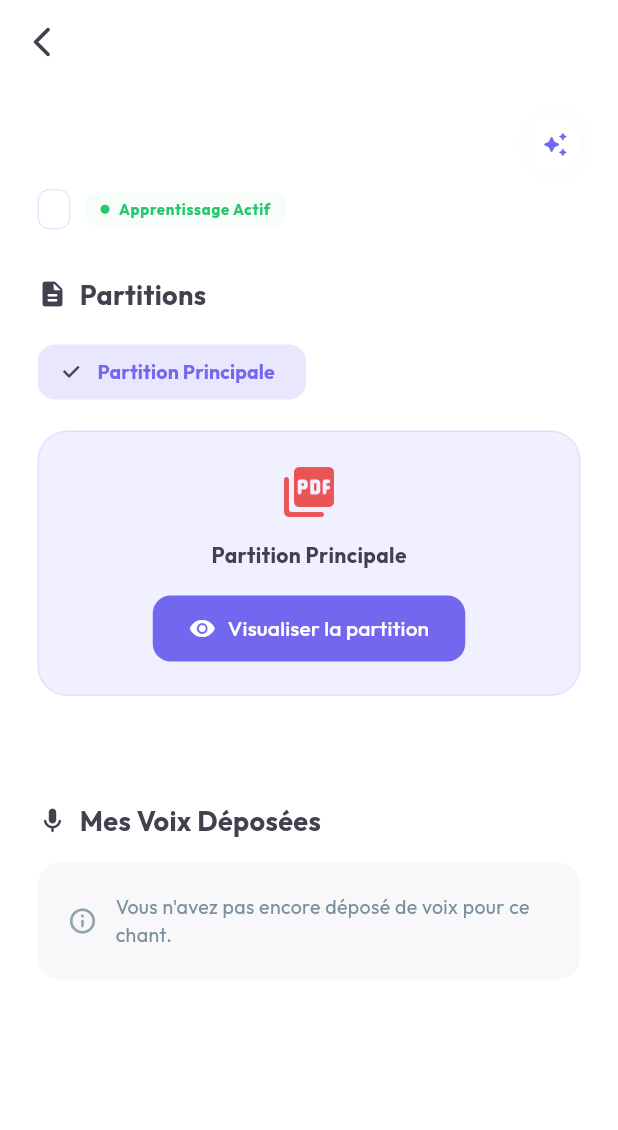
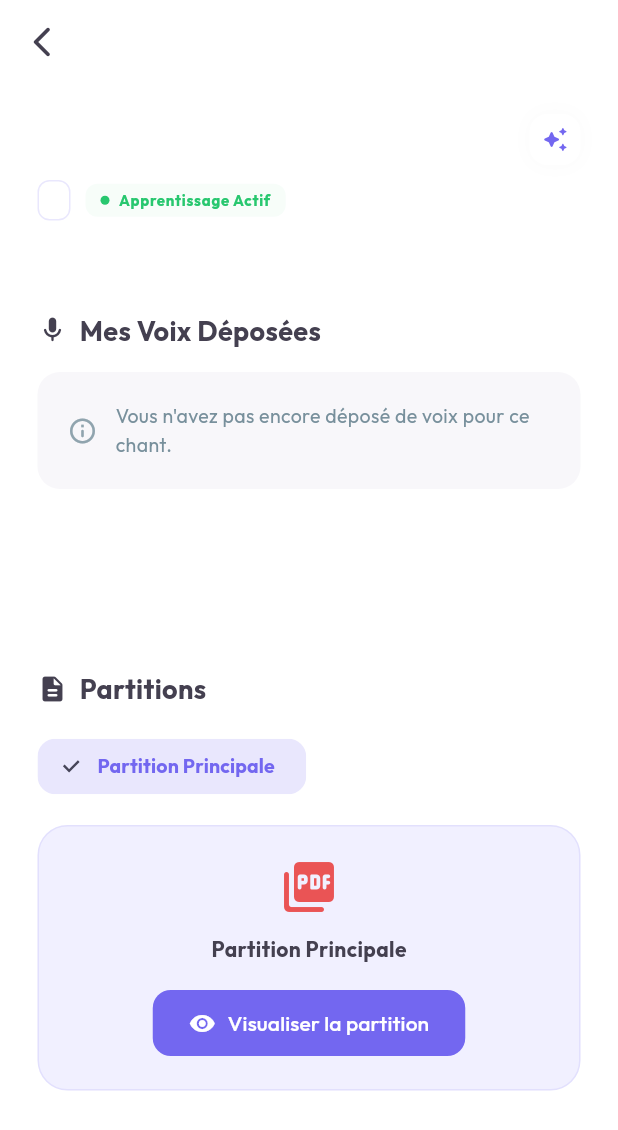
Before and after one commit to houegbelossiallode/chorale, a Flutter app: the ChantDetailScreen screen opened directly with empty values, on a phone screen of 412 x 824 dp. Shown: the top 1130 px of the screen. Run offline on Flutter 3.47's test engine with Material 3 defaults, Android fonts, the phone set to English and light mode, and no system bars; our stand-ins replace audioplayers, flutter_dotenv, flutter_html, google_fonts, image_picker, just_audio and 3 more; missing offline and left inert: flutter_pdfview, record; accounts and stored records are empty; network calls fail.

Commit message:
restructuration du dashboard côté mobile

```diff
--- a/mobileapp/lib/features/chants/chant_detail_screen.dart
+++ b/mobileapp/lib/features/chants/chant_detail_screen.dart
@@ -178,15 +178,15 @@ class _ChantDetailScreenState extends State<ChantDetailScreen> {
                   const SizedBox(height: 20),
                   _buildHeader(),
                   const SizedBox(height: 30),
-                  if (_partitions.isNotEmpty) _buildPartitionSection(),
-                  const SizedBox(height: 40),
-                   if (_audioFiles.isNotEmpty) _buildPremiumPlayer(),
+                  if (_audioFiles.isNotEmpty) _buildPremiumPlayer(),
                   const SizedBox(height: 30),
                   _buildPersonalRecordingsSection(),
                   const SizedBox(height: 40),
                   if (_videos.isNotEmpty) _buildVideoSection(),
                   const SizedBox(height: 40),
                   _buildLyricsSection(),
+                  const SizedBox(height: 40),
+                  if (_partitions.isNotEmpty) _buildPartitionSection(),
                   const SizedBox(height: 100),
                 ],
               ),
@@ -219,7 +219,7 @@ class _ChantDetailScreenState extends State<ChantDetailScreen> {
             Expanded(
               child: Text(
                 widget.chant['title'] ?? 'Sans titre',
-                style: GoogleFonts.outfit(fontSize: 28, fontWeight: FontWeight.bold, color: const Color(0xFF444050)),
+                style: GoogleFonts.outfit(fontSize: 22, fontWeight: FontWeight.bold, color: const Color(0xFF444050)),
               ),
             ),
             Container(
@@ -558,6 +558,16 @@ class _ChantDetailScreenState extends State<ChantDetailScreen> {
                     color: const Color(0xFF444050),
                     lineHeight: LineHeight.number(1.3),
                     fontStyle: FontStyle.italic,
+                    margin: Margins.zero,
+                    padding: HtmlPaddings.zero,
+                  ),
+                  "p": Style(
+                    margin: Margins.zero,
+                    padding: HtmlPaddings.zero,
+                  ),
+                  "div": Style(
+                    margin: Margins.zero,
+                    padding: HtmlPaddings.zero,
                   ),
                 },
               ),
```
Also changed, not shown: mobileapp/lib/features/events/repertoire_screen.dart (+9 -1 lines), mobileapp/lib/features/repetitions/carnet_de_chants_screen.dart (+9 -1 lines), mobileapp/lib/shared/widgets/media_modal.dart (+8 -0 lines), 1 other file.
